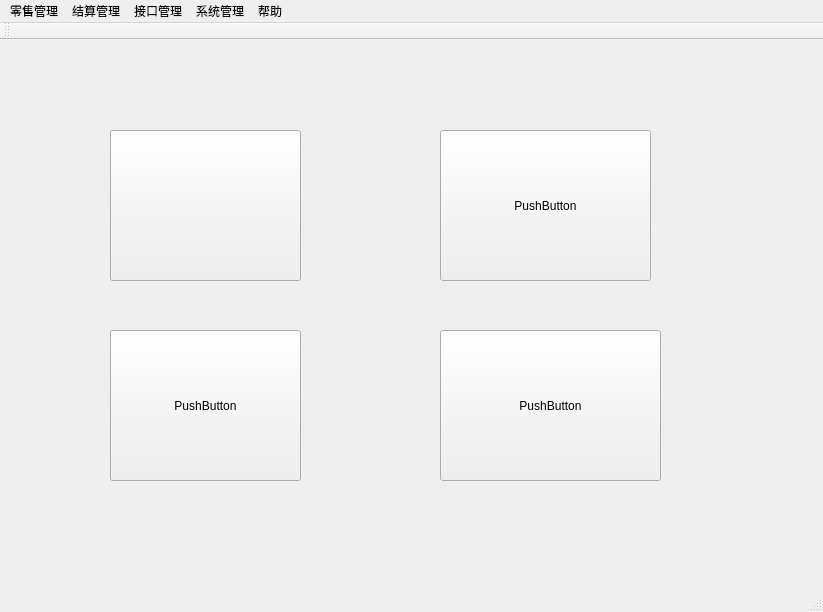
Old version of the form ybtmain.ui in the repository yanshiC/ybt.
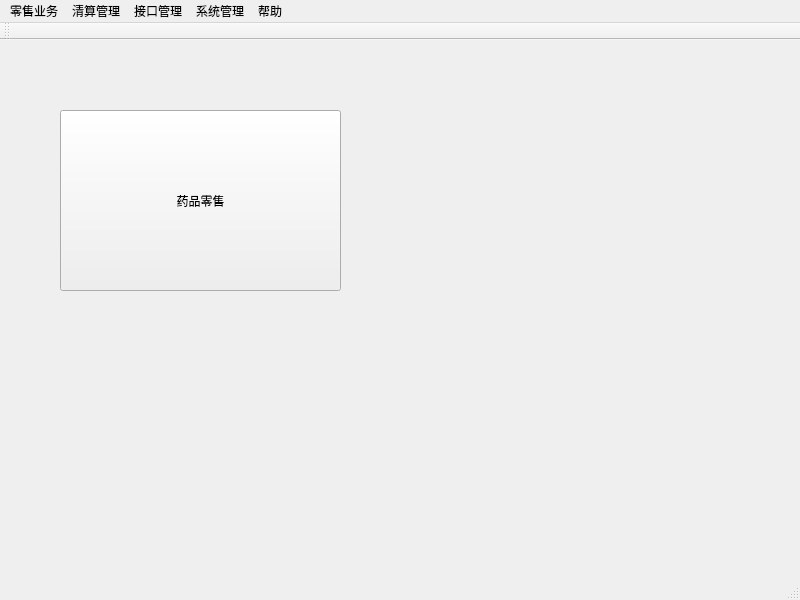
New version of the form.

Commit message: 主窗口按钮

What changed in the file:
```diff
--- a/ybtmain.ui
+++ b/ybtmain.ui
@@ -6,8 +6,8 @@
    <rect>
     <x>0</x>
     <y>0</y>
-    <width>823</width>
-    <height>612</height>
+    <width>800</width>
+    <height>600</height>
    </rect>
   </property>
   <property name="windowTitle">
@@ -17,53 +17,14 @@
    <widget class="QPushButton" name="pushButton">
     <property name="geometry">
      <rect>
-      <x>110</x>
-      <y>90</y>
-      <width>191</width>
-      <height>151</height>
+      <x>60</x>
+      <y>70</y>
+      <width>281</width>
+      <height>181</height>
      </rect>
     </property>
     <property name="text">
-     <string/>
-    </property>
-   </widget>
-   <widget class="QPushButton" name="pushButton_2">
-    <property name="geometry">
-     <rect>
-      <x>440</x>
-      <y>90</y>
-      <width>211</width>
-      <height>151</height>
-     </rect>
-    </property>
-    <property name="text">
-     <string>PushButton</string>
-    </property>
-   </widget>
-   <widget class="QPushButton" name="pushButton_3">
-    <property name="geometry">
-     <rect>
-      <x>110</x>
-      <y>290</y>
-      <width>191</width>
-      <height>151</height>
-     </rect>
-    </property>
-    <property name="text">
-     <string>PushButton</string>
-    </property>
-   </widget>
-   <widget class="QPushButton" name="pushButton_4">
-    <property name="geometry">
-     <rect>
-      <x>440</x>
-      <y>290</y>
-      <width>221</width>
-      <height>151</height>
-     </rect>
-    </property>
-    <property name="text">
-     <string>PushButton</string>
+     <string>药品零售</string>
     </property>
    </widget>
   </widget>
@@ -72,13 +33,13 @@
     <rect>
      <x>0</x>
      <y>0</y>
-     <width>823</width>
+     <width>800</width>
      <height>26</height>
     </rect>
    </property>
    <widget class="QMenu" name="menu">
     <property name="title">
-     <string>零售管理</string>
+     <string>零售业务</string>
     </property>
     <addaction name="action"/>
     <addaction name="separator"/>
@@ -89,7 +50,7 @@
    </widget>
    <widget class="QMenu" name="menu_2">
     <property name="title">
-     <string>结算管理</string>
+     <string>清算管理</string>
     </property>
     <addaction name="action_7"/>
     <addaction name="separator"/>
```
Left out of the diff: 72 changed lines with no effect on the pictures. The commit also changes 2 other files.
